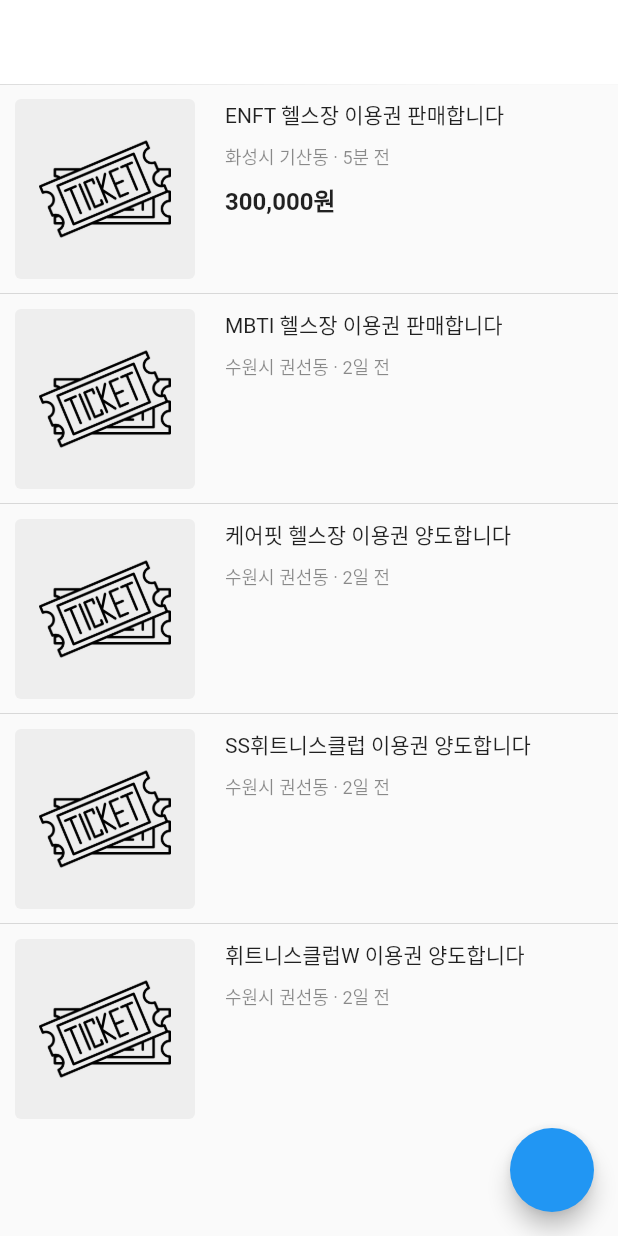
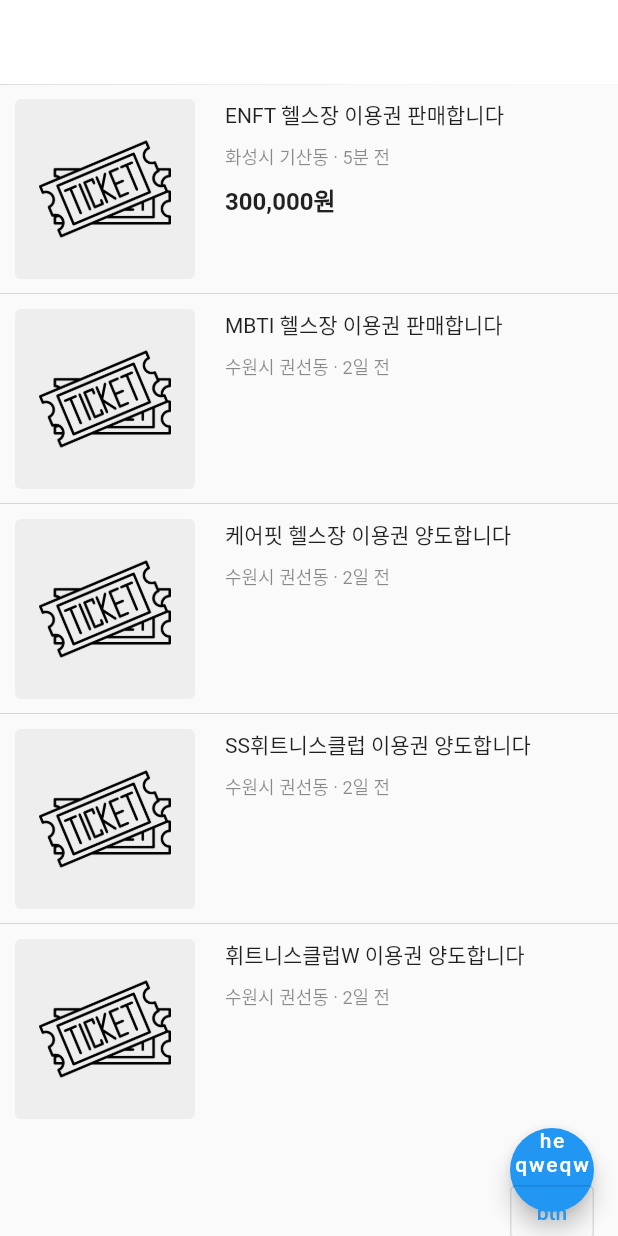
Before and after one commit to ENFT-Token/client-app-getx, a Flutter app: the PostListPage screen opened directly, on a phone screen of 412 x 824 dp. Run offline on Flutter 3.47's test engine with Material 2 defaults, Android fonts, the phone set to English and light mode, and no system bars; our stand-ins replace convert, dio, flutter_dotenv, flutter_svg, flutter_swiper_null_safety, get and 6 more; missing offline and left inert: android_intent_plus, dbcrypt, http_auth, jwt_decode, kakao_flutter_sdk; accounts and stored records are empty; network calls fail; statements that could not run were skipped; project files that could hold a hidden picture were left out.

Commit message:
Add: before git pull

```diff
--- a/lib/app/ui/post_list/post_list.dart
+++ b/lib/app/ui/post_list/post_list.dart
@@ -11,7 +11,11 @@ class PostListPage extends StatelessWidget {
 
   @override
   Widget build(BuildContext context) {
-    return Scaffold(appBar: buildAppBar(), body: PostListBody(), floatingActionButton: buildFloatingActionButton(context),);
+    return Scaffold(
+      appBar: buildAppBar(),
+      body: PostListBody(),
+      floatingActionButton: buildFloatingActionButton(context),
+    );
   }
 
   AppBar buildAppBar() {
@@ -28,8 +32,14 @@ class PostListPage extends StatelessWidget {
 
   FloatingActionButton buildFloatingActionButton(BuildContext context) {
     return FloatingActionButton(
-      onPressed: () => Get.toNamed('/post/write')
+      onPressed: () => Get.toNamed('/post/write'),
+      child: Column(
+        children: [
+          Text("he"),
+          Text("qweqw"),
+          OutlinedButton(onPressed: () {}, child: Text("btn"))
+        ],
+      ),
     );
   }
-
 }
```
Also changed, not shown: lib/app/ui/post_list/components/test_overlap.dart (added, +11 -0 lines), lib/app/ui/request_ticket/request_ticket.dart (+4 -4 lines).
